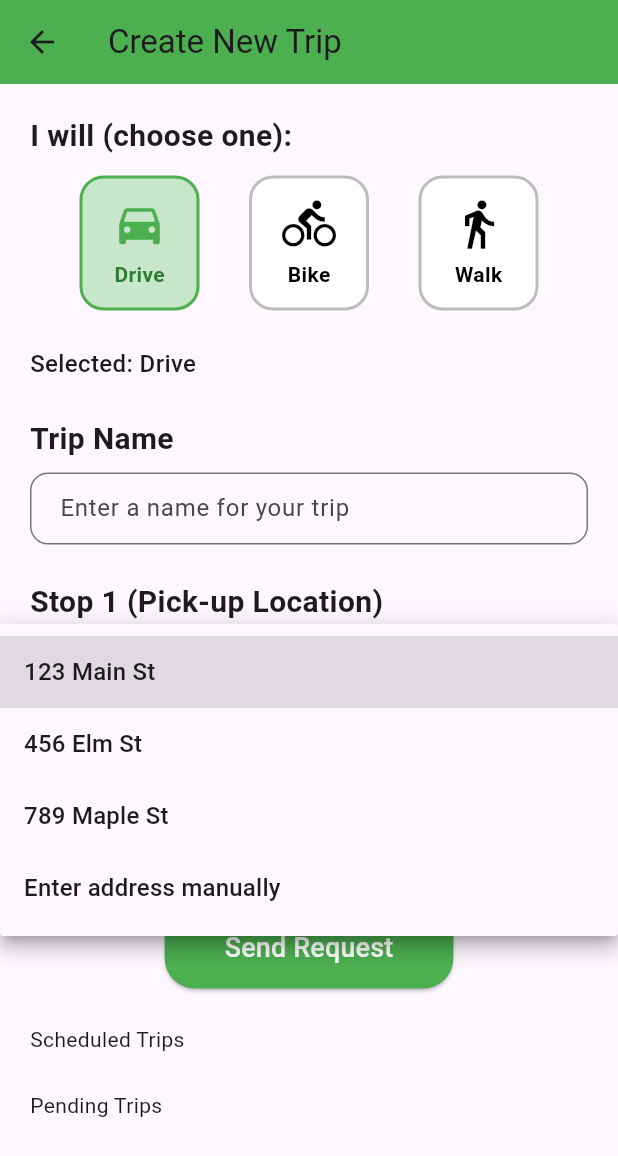
After one commit to EthanASU/Go_Together_App, a Flutter app: the ProfileScreenContent screen opened directly, item 3 of the bottom bar chosen, after a tap on "Select or enter address", on a phone screen of 412 x 824 dp. The commit adds this screen. Shown: the top 1156 px of the screen. Run offline on Flutter 3.47's test engine with Material 3 defaults, Android fonts, the phone set to English and light mode, and no system bars; our stand-ins replace cloud_firestore, firebase_auth, firebase_core; missing offline and left inert: dart:ffi; accounts and stored records are empty.

Commit message:
*Create New Trip Page

```diff
--- /dev/null
+++ b/devtools_options.yaml
@@ -0,0 +1,3 @@
+description: This file stores settings for Dart & Flutter DevTools.
+documentation: https://docs.flutter.dev/tools/devtools/extensions#configure-extension-enablement-states
+extensions:
--- /dev/null
+++ b/lib/Views/Create_New_Trip_Screen.dart
@@ -0,0 +1,263 @@
+import 'package:flutter/material.dart';
+
+class CreateNewTripScreen extends StatefulWidget {
+  const CreateNewTripScreen({super.key});
+
+  @override
+  State<CreateNewTripScreen> createState() => _CreateNewTripScreenState();
+}
+
+class _CreateNewTripScreenState extends State<CreateNewTripScreen> {
+  String selectedTransport = 'Drive';
+  String tripName = '';
+  String stop1 = '';
+  String stop2 = '';
+  List<String> savedAddresses = ["123 Main St", "456 Elm St", "789 Maple St"]; // TODO: Replace with firebase\
+  List<Widget> scheduledTrips = []; // TODO: Replace with firebase
+  List<Widget> pendingTrips = []; // TODO: Replace with firebase
+
+
+  void selectTransport(String mode) {
+    setState(() {
+      selectedTransport = mode;
+    });
+  }
+
+  @override
+  Widget build(BuildContext context) {
+    return Scaffold(
+      appBar: AppBar(
+        title: const Text("Create New Trip"),
+        backgroundColor: Colors.green,
+      ),
+      body: Padding(
+        padding: const EdgeInsets.all(20),
+        child: Column(
+          crossAxisAlignment: CrossAxisAlignment.start,
+          children: [
+            const Text(
+              "I will (choose one):",
+              style: TextStyle(fontSize: 20, fontWeight: FontWeight.w600),
+            ),
+            const SizedBox(height: 12),
+            Row(
+              mainAxisAlignment: MainAxisAlignment.spaceEvenly,
+              children: [
+                _buildTransportOption('Drive', Icons.directions_car),
+                _buildTransportOption('Bike', Icons.directions_bike),
+                _buildTransportOption('Walk', Icons.directions_walk),
+              ],
+            ),
+            const SizedBox(height: 24),
+            Text(
+              "Selected: $selectedTransport",
+              style: const TextStyle(fontSize: 16, fontWeight: FontWeight.w500),
+            ),
+            const SizedBox(height: 24),
+            const Text(
+              "Trip Name",
+              style: TextStyle(fontSize: 20, fontWeight: FontWeight.w600),
+            ),
+            const SizedBox(height: 8),
+            TextField(
+              onChanged: (value) {
+                setState(() {
+                  tripName = value;
+                });
+              },
+              decoration: InputDecoration(
+                hintText: "Enter a name for your trip",
+                border: OutlineInputBorder(
+                  borderRadius: BorderRadius.circular(12),
+                ),
+                contentPadding: EdgeInsets.symmetric(horizontal: 16, vertical: 12),
+              ),
+            ),
+            const SizedBox(height: 24),
+            const Text("Stop 1 (Pick-up Location)",
+                style: TextStyle(fontSize: 20, fontWeight: FontWeight.w600)),
+            const SizedBox(height: 8),
+            DropdownButtonFormField<String>(
+              value: savedAddresses.contains(stop1) ? stop1 : null,
+              hint: const Text("Select or enter address"),
+              items: savedAddresses.map((address) {
+                return DropdownMenuItem(
+                  value: address,
+                  child: Text(address),
+                );
+              }).toList()
+                ..add(const DropdownMenuItem(value: 'manual', child: Text('Enter address manually'))),
+              onChanged: (value) {
+                if (value == 'manual') {
+                  _showManualAddressDialog(1);
+                } else {
+                  setState(() {
+                    stop1 = value ?? '';
+                  });
+                }
+              },
+            ),
+            const SizedBox(height: 24),
+            const Text("Stop 2 (Drop-off Location)",
+                style: TextStyle(fontSize: 20, fontWeight: FontWeight.w600)),
+            const SizedBox(height: 8),
+            DropdownButtonFormField<String>(
+              value: savedAddresses.contains(stop2) ? stop2 : null,
+              hint: const Text("Select or enter address"),
+              items: savedAddresses.map((address) {
+                return DropdownMenuItem(
+                  value: address,
+                  child: Text(address),
+                );
+              }).toList()
+                ..add(const DropdownMenuItem(value: 'manual', child: Text('Enter address manually'))),
+              onChanged: (value) {
+                if (value == 'manual') {
+                  _showManualAddressDialog(2);
+                } else {
+                  setState(() {
+                    stop2 = value ?? '';
+                  });
+                }
+              },
+            ),
+            const SizedBox(height: 24),
+            Center(
+              child: ElevatedButton(
+                onPressed: _submitTripRequest,
+                style: ElevatedButton.styleFrom(
+                  backgroundColor: Colors.green,
+                  padding: const EdgeInsets.symmetric(horizontal: 40, vertical: 14),
+                  shape: RoundedRectangleBorder(
+                    borderRadius: BorderRadius.circular(20),
+                  ),
+                ),
+                child: const Text(
+                  'Send Request',
+                  style: TextStyle(color: Colors.white, fontSize: 18),
+                ),
+              ),
+            ),
+            Padding(padding: const EdgeInsets.only(top: 24)),
+            Column(
+              crossAxisAlignment: CrossAxisAlignment.start,
+              children: [
+                Text("Scheduled Trips"),
+                Column(children: scheduledTrips),
+
+                SizedBox(height: 24),
+                Text("Pending Trips"),
+                Column(children: pendingTrips),
+              ],
+            ),
+          ],
+        ),
+      ),
+    );
+  }
+
+  void _showManualAddressDialog(int stopNumber) {
+    String tempAddress = '';
+
+    showDialog(
+      context: context,
+      builder: (context) {
+        return AlertDialog(
+          title: Text('Enter address for stop $stopNumber'),
+          content: TextField(
+            onChanged: (value) {
+              tempAddress = value;
+            },
+            decoration: const InputDecoration(hintText: "Enter address"),
+          ),
+          actions: [
+            TextButton(
+              onPressed: () {
+                Navigator.of(context).pop();
+              },
+              child: const Text('Cancel'),
+            ),
+            ElevatedButton(
+              onPressed: () {
+                setState(() {
+                  if (stopNumber == 1) {
+                    stop1 = tempAddress;
+                  } else {
+                    stop2 = tempAddress;
+                  }
+                });
+                Navigator.of(context).pop();
+              },
+              child: const Text('Save'),
+            ),
+          ],
+        );
+      },
+    );
+  }
+
+  void _submitTripRequest() {
+    if (tripName.isEmpty || stop1.isEmpty || stop2.isEmpty || selectedTransport.isEmpty) {
+      ScaffoldMessenger.of(context).showSnackBar(
+        const SnackBar(content: Text("Please complete all trip fields")),
+      );
+      return;
+    }
+
+    print("Trip Created!");
+    print("Mode: $selectedTransport");
+    print("Name: $tripName");
+    print("Stop 1: $stop1");
+    print("Stop 2: $stop2");
+
+    // Confirm trip request
+    ScaffoldMessenger.of(context).showSnackBar(
+      SnackBar(content: Text("Trip '$tripName' request sent!")),
+    );
+
+    // TODO: Send trip request to firebase
+  }
+
+  Widget _buildTransportOption(String label, IconData icon) {
+    final isSelected = selectedTransport == label;
+
+    return GestureDetector(
+      onTap: () => selectTransport(label),
+      child: Container(
+        padding: const EdgeInsets.symmetric(vertical: 12, horizontal: 20),
+        decoration: BoxDecoration(
+          color: isSelected ? Colors.green.shade100 : Colors.white,
+          border: Border.all(
+            color: isSelected ? Colors.green : Colors.grey.shade400,
+            width: 2,
+          ),
+          borderRadius: BorderRadius.circular(16),
+        ),
+        child: Column(
+          children: [
+            Icon(icon, size: 36, color: isSelected ? Colors.green : Colors.black),
+            const SizedBox(height: 6),
+            Text(
+              label,
+              style: TextStyle(
+                fontWeight: FontWeight.bold,
+                color: isSelected ? Colors.green.shade800 : Colors.black,
+              ),
+            ),
+          ],
+        ),
+      ),
+    );
+  }
+
+  void addTripToScheduled(Widget tripCard) {
+    setState(() {
+      scheduledTrips.add(tripCard);
+    });
+  }
+  void addTripToPending(Widget tripCard) {
+    setState(() {
+      pendingTrips.add(tripCard);
+    });
+  }
+}
--- a/lib/Views/Profile_Screen_Setup.dart
+++ b/lib/Views/Profile_Screen_Setup.dart
@@ -8,6 +8,7 @@ import 'Profile_Personal_SetUp.dart';
 // Firebase Imports
 import 'package:cloud_firestore/cloud_firestore.dart';
 import 'package:firebase_auth/firebase_auth.dart';
+import '../Views/create_new_trip_screen.dart';
 
 class ProfileSetUp extends StatelessWidget {
   const ProfileSetUp({super.key});
@@ -225,6 +226,27 @@ class ProfileScreenContent extends StatelessWidget {
               ],
               onTap: (index) {
                 // Handle navigation
+                switch (index) {
+                  case 0:
+                  // TODO: Navigate to Home
+                    break;
+                  case 1:
+                  // TODO: Navigate to Calendar
+                    break;
+                  case 2: // My Trip tab
+                    Navigator.push(
+                      context,
+                      MaterialPageRoute(
+                          builder: (_) => const CreateNewTripScreen()),
+                    );
+                    break;
+                  case 3:
+                  // TODO: Navigate to Chat
+                    break;
+                  case 4:
+                  // Already on Profile, maybe no nav needed
+                    break;
+                }
               },
             ),
           ],
```
Also changed, not shown: pubspec.lock.
